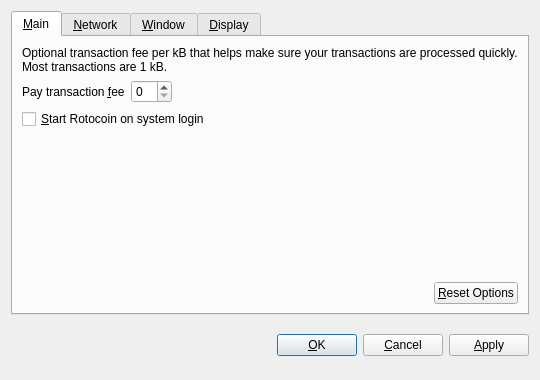
Old version of the form src/qt/forms/optionsdialog.ui in the repository rotocoin/rotocoin.
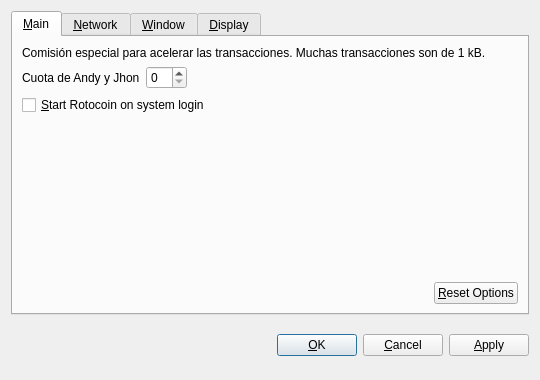
New version of the form. Custom widgets are drawn as their Qt base class.

What changed in the file:
```diff
--- a/src/qt/forms/optionsdialog.ui
+++ b/src/qt/forms/optionsdialog.ui
@@ -33,7 +33,7 @@
        <item>
         <widget class="QLabel" name="transactionFeeInfoLabel">
          <property name="text">
-          <string>Optional transaction fee per kB that helps make sure your transactions are processed quickly. Most transactions are 1 kB.</string>
+          <string>Comisión especial para acelerar las transacciones. Muchas transacciones son de 1 kB.</string>
          </property>
          <property name="textFormat">
           <enum>Qt::PlainText</enum>
@@ -48,7 +48,7 @@
          <item>
           <widget class="QLabel" name="transactionFeeLabel">
            <property name="text">
-            <string>Pay transaction &amp;fee</string>
+            <string>Cuota de Andy y Jhon</string>
            </property>
            <property name="textFormat">
             <enum>Qt::PlainText</enum>
```
